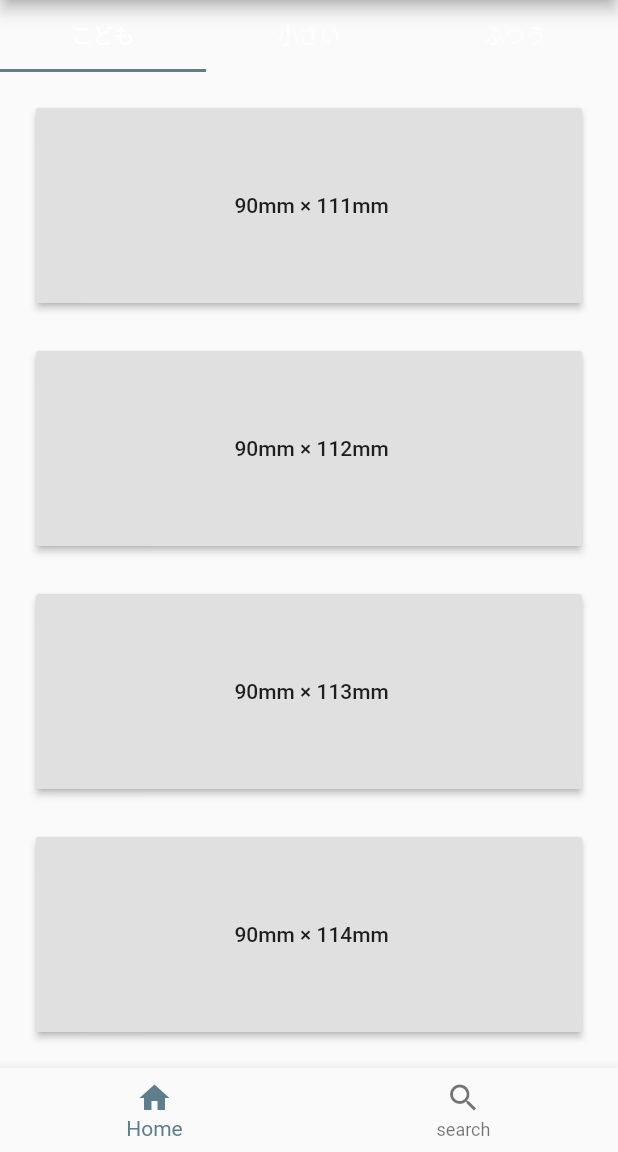
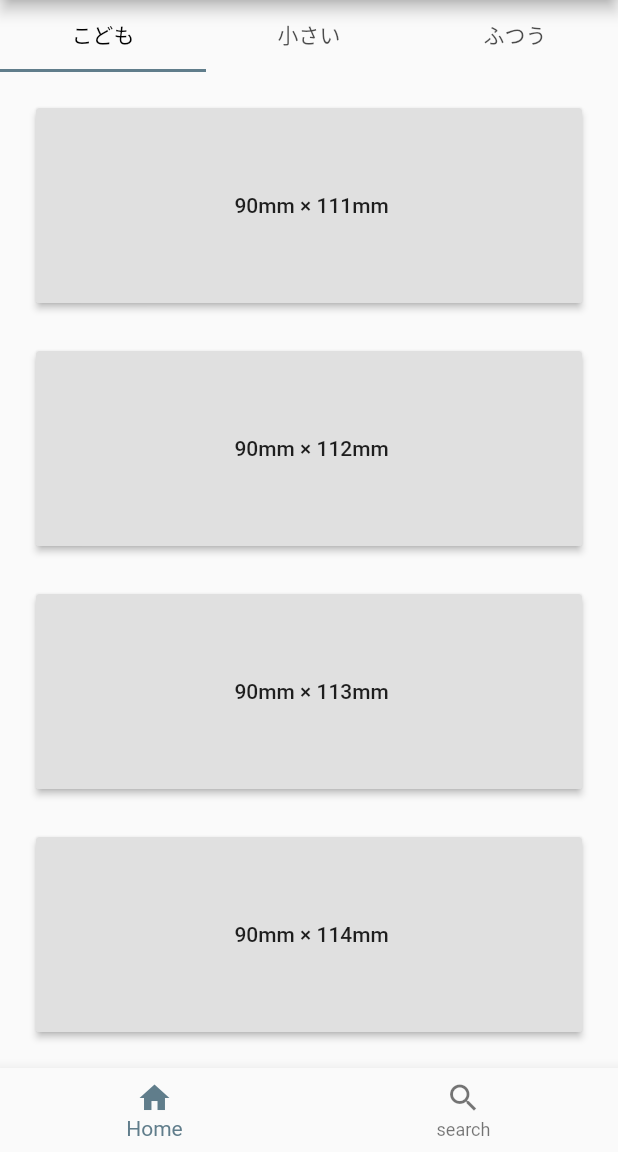
Before and after one commit to tai0116/mask1, a Flutter app: the screen it shows after launch, on a phone screen of 412 x 824 dp, the part 84-1236 px from its top. Run offline on Flutter 3.47's test engine with Material 2 defaults, Android fonts, the phone set to English and light mode, and no system bars.

Commit message:
no message

```diff
--- a/lib/main.dart
+++ b/lib/main.dart
@@ -8,6 +8,7 @@ class MyApp extends StatelessWidget {
   @override
   Widget build(BuildContext context) {
     return MaterialApp(
+      //※とりあえずMaterialAppの中には、 theme: だけあれば問題ない。
       title: 'Flutter Demo',
       theme: ThemeData(
         primarySwatch: Colors.blueGrey,
--- a/lib/screens/home_screen.dart
+++ b/lib/screens/home_screen.dart
@@ -15,6 +15,7 @@ class _HomeState extends State<Home> {
         length: 3,
         child: Scaffold(
           appBar: TabBar(
+            labelColor: Colors.black,
             tabs: [
               Tab(text: 'こども'),
               Tab(text: '小さい'),
--- a/lib/screens/third_tab.dart
+++ b/lib/screens/third_tab.dart
@@ -12,6 +12,8 @@ class _ThirdState extends State<Third> {
     "120mm × 142mm",
     "120mm × 143mm",
   ];
+
+  //=は「その中に入れるよ」的な働きをしてくれている（代入してくれている）
 
   @override
   Widget build(BuildContext context) {
```
Also changed, not shown: lib/screens/first_tab.dart (+6 -1 lines), lib/screens/search_screen.dart (+6 -1 lines).
